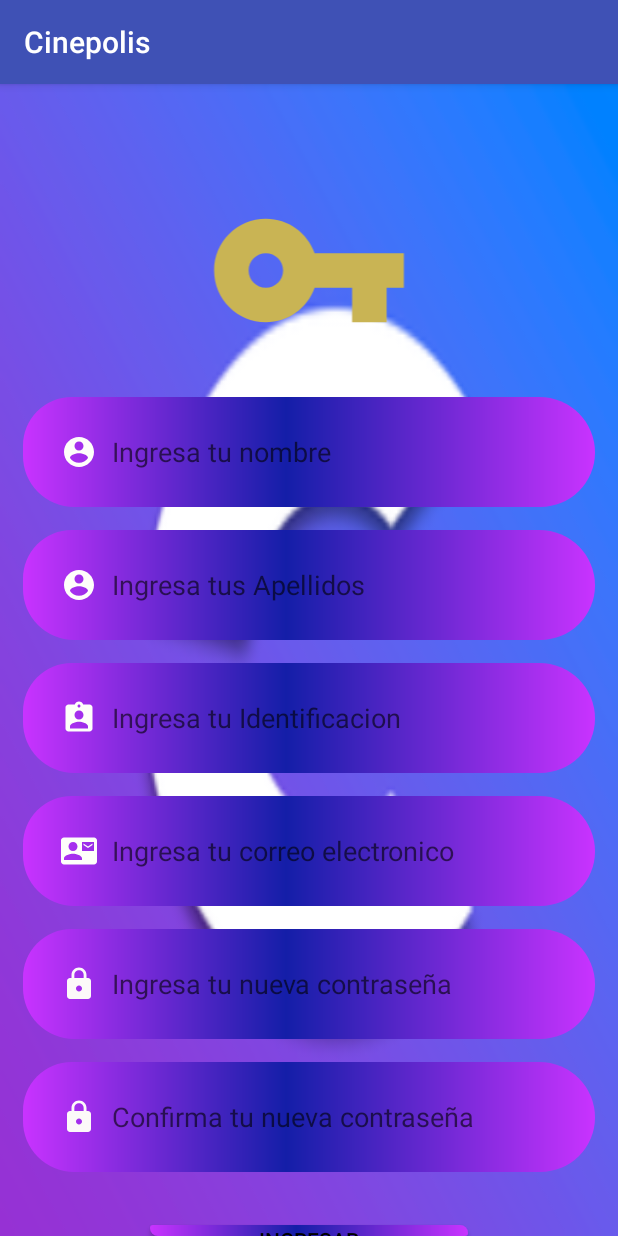
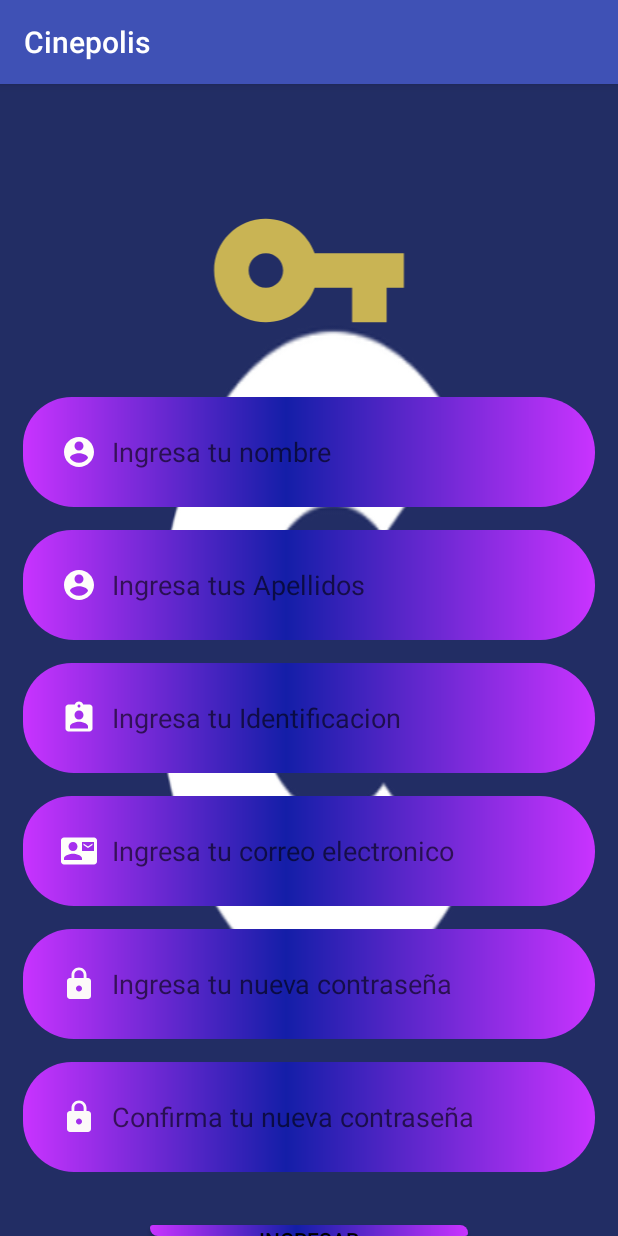
Before and after one commit to MarioCarballo/ProyectoCine, an Android app: the Login screen opened directly, with no data from a screen before it, on a phone screen of 412 x 824 dp. Run offline under Robolectric (Android 15) with nearby library versions, the phone set to English and light mode, and no system bars.

Commit message:
modifique el fondo de la activity principal y login

```diff
--- a/app/src/main/java/com/example/proyectocine/Login.java
+++ b/app/src/main/java/com/example/proyectocine/Login.java
@@ -11,14 +11,14 @@
 import android.widget.Toast;
 
 public class Login extends AppCompatActivity {
-    EditText et_usuario, et_pass;
+    EditText et_nombre, et_pass;
     Button btnlog;
     @Override
     protected void onCreate(Bundle savedInstanceState) {
         super.onCreate(savedInstanceState);
         setContentView(R.layout.activity_login);
 
-        et_usuario=(EditText)findViewById((R.id.et_usuario));
+        et_nombre=(EditText)findViewById((R.id.et_nombre));
         et_pass=(EditText)findViewById((R.id.et_pass));
         btnlog=(Button) findViewById((R.id.btnlog));
 
@@ -26,14 +26,14 @@
         btnlog.setOnClickListener(new View.OnClickListener() {
             @Override
             public void onClick(View view) {
-                String usu = et_usuario.getText().toString();
+                String usu = et_nombre.getText().toString();
                 String pass = et_pass.getText().toString();
 
                 if (usu.equals("Admin")&& pass.equals("123")){
                     Intent intent = new Intent(Login.this, MainActivity.class);
                     startActivity(intent);
                 }else{
-                    et_usuario.setText(null);
+                    et_nombre.setText(null);
                     et_pass.setText(null);
                     Toast.makeText(Login.this, "Usuario o contraseña incorrectas", Toast.LENGTH_SHORT).show();
                 }
--- a/app/src/main/res/layout/activity_login.xml
+++ b/app/src/main/res/layout/activity_login.xml
@@ -5,7 +5,7 @@
     android:layout_width="match_parent"
     android:layout_height="match_parent"
     android:orientation="vertical"
-    android:background="@drawable/fondo"
+    android:background="@drawable/GB19U5qv_400x400"
     tools:context=".Login">
 
     <ImageView
--- a/app/src/main/res/layout/activity_principal.xml
+++ b/app/src/main/res/layout/activity_principal.xml
@@ -6,7 +6,7 @@
     android:layout_height="match_parent"
     tools:context=".Principal"
     android:orientation="vertical"
-    android:background="@drawable/fondo">
+    android:background="@drawable/GB19U5qv_400x400">
 
     <Button
         android:id="@+id/btnusuario"
```
Also changed, not shown: app/src/main/res/drawable/GB19U5qv_400x400.png (added).
